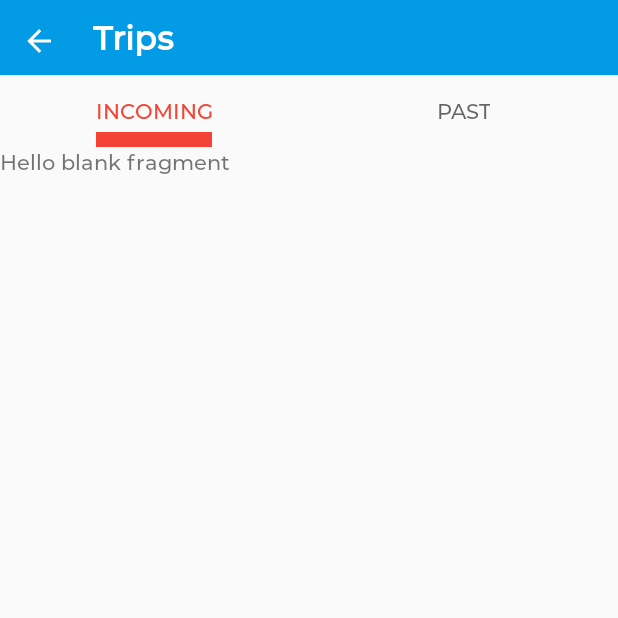
After one commit to KellsWorks/ecoridedriver, an Android app: the IncomingTripsFragment screen opened directly, with no data from a screen before it, on a phone screen of 412 x 824 dp, the top half of it. The commit adds this screen. Run offline under Robolectric (Android 15) with nearby library versions, the phone set to English and light mode, and no system bars; our stand-ins replace data binding.

Commit message:
TripsTab Adapters

```diff
--- a/app/src/main/java/app/ecoride_agent/MainActivity.kt
+++ b/app/src/main/java/app/ecoride_agent/MainActivity.kt
@@ -58,6 +58,7 @@ class MainActivity : AppCompatActivity(){
         }
 
         earnings.setOnClickListener {
+
             navigator.bringToFront()
 
             startActivity(
@@ -66,6 +67,7 @@ class MainActivity : AppCompatActivity(){
                 )
             )
             overridePendingTransition(R.anim.nav_default_enter_anim, R.anim.nav_default_exit_anim)
+            openCloseNavigationDrawer()
         }
 
         trips.setOnClickListener {
@@ -77,6 +79,7 @@ class MainActivity : AppCompatActivity(){
                 )
             )
             overridePendingTransition(R.anim.nav_default_enter_anim, R.anim.nav_default_exit_anim)
+            openCloseNavigationDrawer()
         }
 
         summary.setOnClickListener {
@@ -88,6 +91,7 @@ class MainActivity : AppCompatActivity(){
                 )
             )
             overridePendingTransition(R.anim.nav_default_enter_anim, R.anim.nav_default_exit_anim)
+            openCloseNavigationDrawer()
         }
 
         documents.setOnClickListener {
@@ -99,6 +103,7 @@ class MainActivity : AppCompatActivity(){
                 )
             )
             overridePendingTransition(R.anim.nav_default_enter_anim, R.anim.nav_default_exit_anim)
+            openCloseNavigationDrawer()
         }
 
         settings.setOnClickListener {
@@ -110,6 +115,7 @@ class MainActivity : AppCompatActivity(){
                 )
             )
             overridePendingTransition(R.anim.nav_default_enter_anim, R.anim.nav_default_exit_anim)
+            openCloseNavigationDrawer()
         }
 
     }
--- /dev/null
+++ b/app/src/main/java/app/ecoride_agent/adapters/TabsAdapter.kt
@@ -0,0 +1,38 @@
+package app.ecoride_agent.adapters
+
+
+import android.annotation.SuppressLint
+import androidx.fragment.app.Fragment
+import androidx.fragment.app.FragmentManager
+import androidx.fragment.app.FragmentStatePagerAdapter
+import app.ecoride_agent.ui.trips.incoming.IncomingTripsFragment
+import app.ecoride_agent.ui.trips.past.PastFragment
+
+
+@Suppress("DEPRECATION")
+@SuppressLint("Deprecated")
+class TabsAdapter(fragmentManager: FragmentManager): FragmentStatePagerAdapter(fragmentManager) {
+
+    private val titles = arrayOf("Incoming", "Past")
+
+    override fun getItem(i: Int): Fragment {
+
+        val fragmentUpcoming = IncomingTripsFragment()
+        val fragmentPast = PastFragment()
+
+        val fragments = arrayOf(fragmentUpcoming, fragmentPast, fragmentPast)
+
+        return fragments[i]
+
+    }
+
+    override fun getPageTitle(position: Int): CharSequence {
+
+        return titles[position]
+    }
+
+    override fun getCount(): Int {
+
+        return 2
+    }
+}
--- a/app/src/main/java/app/ecoride_agent/ui/trips/TripsActivity.java
+++ b/app/src/main/java/app/ecoride_agent/ui/trips/TripsActivity.java
@@ -1,16 +1,38 @@
 package app.ecoride_agent.ui.trips;
 
 import androidx.appcompat.app.AppCompatActivity;
+import androidx.databinding.DataBindingUtil;
 
 import android.os.Bundle;
+import android.view.View;
 
 import app.ecoride_agent.R;
+import app.ecoride_agent.adapters.TabsAdapter;
+import app.ecoride_agent.databinding.ActivityTripsBinding;
 
 public class TripsActivity extends AppCompatActivity {
+
+    private ActivityTripsBinding tripsBinding;
 
     @Override
     protected void onCreate(Bundle savedInstanceState) {
         super.onCreate(savedInstanceState);
-        setContentView(R.layout.activity_trips);
+
+        tripsBinding = DataBindingUtil.setContentView(this, R.layout.activity_trips);
+
+        TabsAdapter tabsAdapter = new TabsAdapter(getSupportFragmentManager());
+        tripsBinding.tripsViewPager.setAdapter(tabsAdapter);
+
+    }
+
+    @Override
+    protected void onStart() {
+        super.onStart();
+
+        tripsBinding.tripsBack.setOnClickListener(this::navigateUp);
+    }
+
+    public void navigateUp(View v){
+        this.onBackPressed();
     }
 }
--- /dev/null
+++ b/app/src/main/java/app/ecoride_agent/ui/trips/incoming/IncomingTripsFragment.java
@@ -0,0 +1,28 @@
+package app.ecoride_agent.ui.trips.incoming;
+
+import android.os.Bundle;
+
+import androidx.fragment.app.Fragment;
+
+import android.view.LayoutInflater;
+import android.view.View;
+import android.view.ViewGroup;
+
+import app.ecoride_agent.R;
+
+
+public class IncomingTripsFragment extends Fragment {
+
+
+
+    public IncomingTripsFragment() {
+        // Required empty public constructor
+    }
+
+    @Override
+    public View onCreateView(LayoutInflater inflater, ViewGroup container,
+                             Bundle savedInstanceState) {
+        // Inflate the layout for this fragment
+        return inflater.inflate(R.layout.fragment_incoming_trips, container, false);
+    }
+}
--- /dev/null
+++ b/app/src/main/java/app/ecoride_agent/ui/trips/past/PastFragment.java
@@ -0,0 +1,26 @@
+package app.ecoride_agent.ui.trips.past;
+
+import android.os.Bundle;
+
+import androidx.fragment.app.Fragment;
+
+import android.view.LayoutInflater;
+import android.view.View;
+import android.view.ViewGroup;
+
+import app.ecoride_agent.R;
+
+public class PastFragment extends Fragment {
+
+
+    public PastFragment() {
+        // Required empty public constructor
+    }
+
+    @Override
+    public View onCreateView(LayoutInflater inflater, ViewGroup container,
+                             Bundle savedInstanceState) {
+        // Inflate the layout for this fragment
+        return inflater.inflate(R.layout.fragment_past, container, false);
+    }
+}
--- a/app/src/main/res/layout/activity_trips.xml
+++ b/app/src/main/res/layout/activity_trips.xml
@@ -1,9 +1,82 @@
 <?xml version="1.0" encoding="utf-8"?>
-<androidx.constraintlayout.widget.ConstraintLayout xmlns:android="http://schemas.android.com/apk/res/android"
+<layout
+    xmlns:android="http://schemas.android.com/apk/res/android"
     xmlns:app="http://schemas.android.com/apk/res-auto"
-    xmlns:tools="http://schemas.android.com/tools"
+    xmlns:tools="http://schemas.android.com/tools">
+
+    <androidx.constraintlayout.widget.ConstraintLayout
     android:layout_width="match_parent"
     android:layout_height="match_parent"
     tools:context=".ui.trips.TripsActivity">
 
-</androidx.constraintlayout.widget.ConstraintLayout>
+        <LinearLayout
+            android:layout_width="match_parent"
+            android:layout_height="match_parent"
+            android:orientation="vertical">
+
+            <RelativeLayout
+                android:layout_width="match_parent"
+                android:layout_height="50dp"
+                android:background="?colorPrimary"
+                app:layout_constraintBottom_toBottomOf="parent"
+                app:layout_constraintLeft_toLeftOf="parent"
+                app:layout_constraintRight_toRightOf="parent"
+                app:layout_constraintTop_toTopOf="parent">
+
+                <ImageView
+                    android:layout_width="wrap_content"
+                    android:layout_height="wrap_content"
+                    android:layout_marginStart="14dp"
+                    android:layout_marginLeft="14dp"
+                    android:layout_marginTop="15dp"
+                    android:src="@drawable/ic_arrow_left"
+                    android:id="@+id/tripsBack"
+                    app:tint="@color/white"
+                    android:contentDescription="@string/icon" />
+
+                <TextView
+                    android:layout_width="wrap_content"
+                    android:layout_height="wrap_content"
+                    android:layout_alignParentStart="true"
+                    android:layout_marginStart="62dp"
+                    android:layout_marginLeft="62dp"
+                    android:layout_marginTop="10dp"
+                    android:layout_marginEnd="10dp"
+                    android:layout_marginRight="10dp"
+                    android:layout_marginBottom="10dp"
+                    android:fontFamily="@font/monteserrat_bold"
+                    android:text="@string/trips"
+                    android:textColor="@color/white"
+                    android:textSize="22sp"
+                    android:textStyle="bold"
+                    tools:ignore="RelativeOverlap"
+                    android:layout_alignParentLeft="true" />
+
+            </RelativeLayout>
+
+            <androidx.viewpager.widget.ViewPager
+                android:id="@+id/tripsViewPager"
+                android:layout_width="match_parent"
+                android:layout_height="match_parent"
+                >
+
+                <com.google.android.material.tabs.TabLayout
+                    android:id="@+id/tripsTabLayout"
+                    android:layout_width="match_parent"
+                    android:layout_height="wrap_content"
+                    app:tabIndicatorColor="@color/red"
+                    app:tabSelectedTextColor="@color/red"
+                    app:tabIndicatorHeight="10dp"
+                    app:tabMode="fixed"
+                    app:tabGravity="fill"
+                    app:tabIndicatorGravity="bottom"
+                    app:tabIndicatorFullWidth="false"
+                    />
+            </androidx.viewpager.widget.ViewPager>
+
+        </LinearLayout>
+
+
+    </androidx.constraintlayout.widget.ConstraintLayout>
+
+</layout>
--- /dev/null
+++ b/app/src/main/res/layout/fragment_incoming_trips.xml
@@ -0,0 +1,14 @@
+<?xml version="1.0" encoding="utf-8"?>
+<FrameLayout xmlns:android="http://schemas.android.com/apk/res/android"
+    xmlns:tools="http://schemas.android.com/tools"
+    android:layout_width="match_parent"
+    android:layout_height="match_parent"
+    tools:context=".ui.trips.incoming.IncomingTripsFragment">
+
+    <!-- TODO: Update blank fragment layout -->
+    <TextView
+        android:layout_width="match_parent"
+        android:layout_height="match_parent"
+        android:text="@string/hello_blank_fragment" />
+
+</FrameLayout>
--- /dev/null
+++ b/app/src/main/res/layout/fragment_past.xml
@@ -0,0 +1,14 @@
+<?xml version="1.0" encoding="utf-8"?>
+<FrameLayout xmlns:android="http://schemas.android.com/apk/res/android"
+    xmlns:tools="http://schemas.android.com/tools"
+    android:layout_width="match_parent"
+    android:layout_height="match_parent"
+    tools:context=".ui.trips.past.PastFragment">
+
+    <!-- TODO: Update blank fragment layout -->
+    <TextView
+        android:layout_width="match_parent"
+        android:layout_height="match_parent"
+        android:text="@string/hello_blank_fragment" />
+
+</FrameLayout>
```
